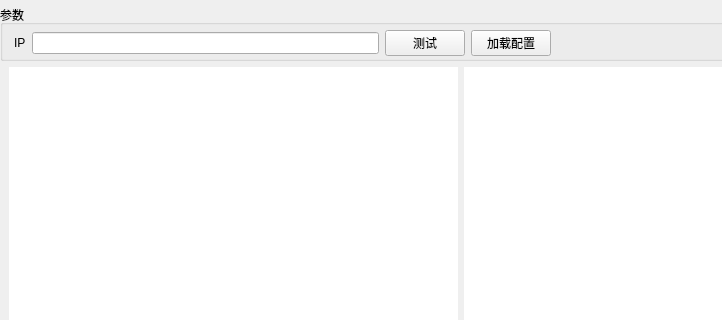
Old version of the form views/scan_settings.ui in the repository Shogpe/bmsTool; both pictures show x 0 to 722 and y 0 to 320 of the 912 by 460 pixel window.
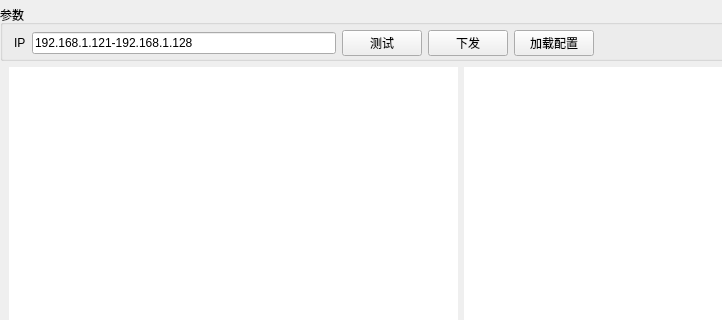
New version of the form.

The edit to the form file:
```diff
--- a/views/scan_settings.ui
+++ b/views/scan_settings.ui
@@ -84,7 +84,7 @@
          <string>输入IP地址,如 192.168.1.121,192.168.1.121-192.168.1.128,192.168.1.120:500-502</string>
         </property>
         <property name="text">
-         <string/>
+         <string>192.168.1.121-192.168.1.128</string>
         </property>
         <property name="maxLength">
          <number>32767</number>
@@ -101,6 +101,16 @@
         </property>
        </widget>
       </item>
+      <item>
+       <widget class="QPushButton" name="btnWrite">
+        <property name="cursor">
+         <cursorShape>PointingHandCursor</cursorShape>
+        </property>
+        <property name="text">
+         <string>下发</string>
+        </property>
+       </widget>
+      </item>
       <item>
        <widget class="QPushButton" name="btnLoadXml">
         <property name="text">
```
